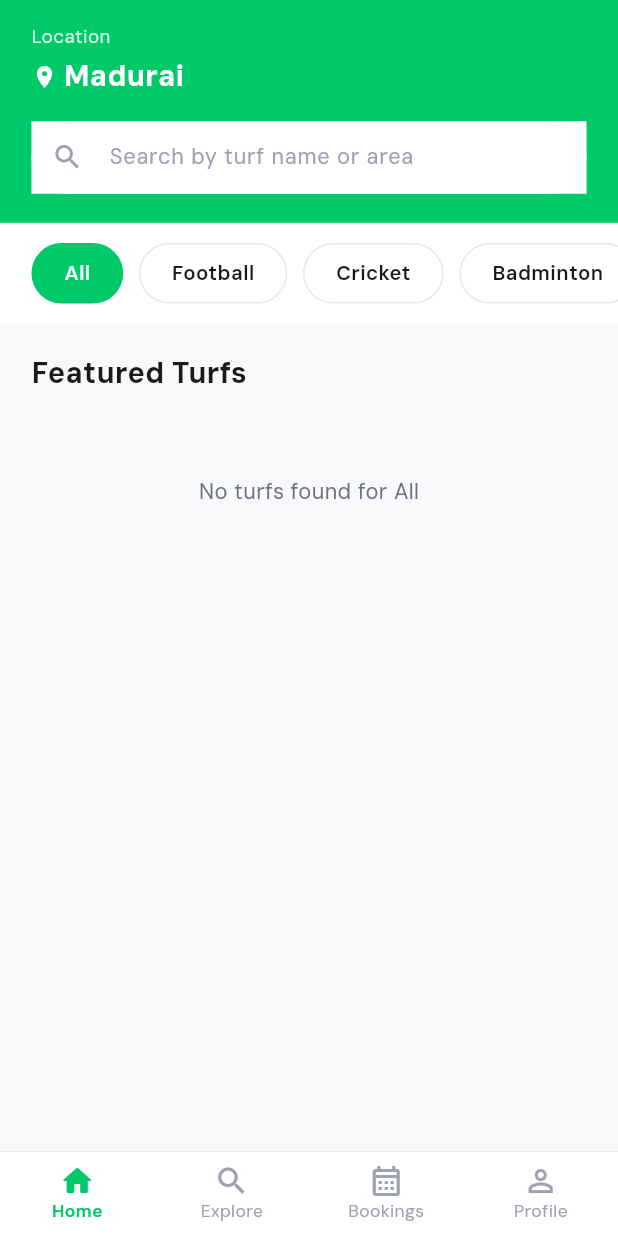
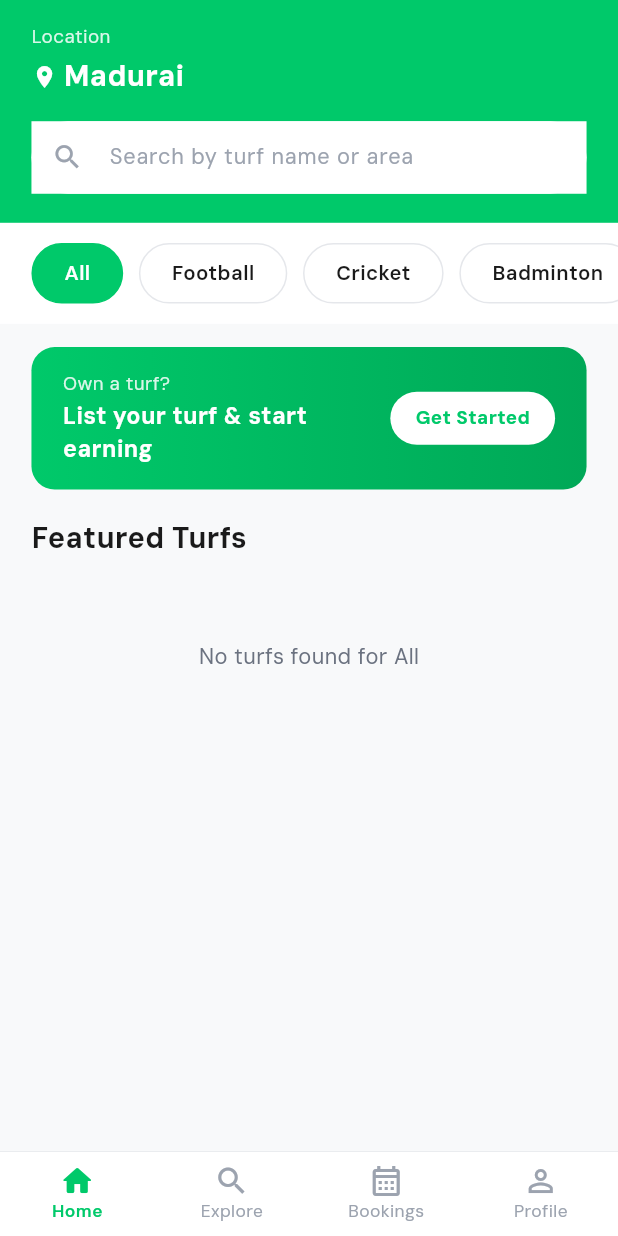
Before and after one commit to kavincoder/turfgo, a Flutter app: the screen it shows once a user with an empty profile is signed in, on a phone screen of 412 x 824 dp. Run offline on Flutter 3.47's test engine with Material 3 defaults, Android fonts, the phone set to English and light mode, and no system bars; our stand-ins replace cached_network_image, cloud_firestore, cloud_functions, confetti, firebase_auth, firebase_core and 10 more; missing offline and left inert: firebase_app_check, razorpay_flutter; accounts and stored records are empty; generated files the repository leaves out were written again.

Commit message:
feat: restore "List your turf" banner and fix profile role check
- home_screen: add "List your turf" gradient banner between sport
  filter chips and featured turfs; taps open OwnerRegistrationScreen
- home_screen: add missing OwnerRegistrationScreen import
- profile_screen: replace magic string 'player' with UserRole.player constant

Co-Authored-By: Claude Sonnet 4.6 <noreply@anthropic.com>

```diff
--- a/lib/screens/home/home_screen.dart
+++ b/lib/screens/home/home_screen.dart
@@ -10,6 +10,7 @@ import '../../core/constants.dart';
 import '../../models/turf.dart';
 import '../../providers/turf_provider.dart';
 import '../../providers/user_provider.dart';
+import '../owner_registration/owner_registration_screen.dart';
 import '../turf_detail/turf_detail_screen.dart';
 
 /// Fallback city when user has no cityId set or location cannot be determined.
@@ -247,6 +248,80 @@ class _HomeScreenState extends ConsumerState<HomeScreen> {
                       ),
                     );
                   }).toList(),
+                ),
+              ),
+            ),
+          ),
+
+          // "List your turf" banner
+          SliverToBoxAdapter(
+            child: Padding(
+              padding: EdgeInsets.fromLTRB(20.w, 16.h, 20.w, 0),
+              child: GestureDetector(
+                onTap: () => Navigator.push(
+                  context,
+                  MaterialPageRoute(
+                    builder: (_) => const OwnerRegistrationScreen(),
+                  ),
+                ),
+                child: Container(
+                  decoration: BoxDecoration(
+                    gradient: const LinearGradient(
+                      colors: [AppColors.primary, AppColors.primaryGradient],
+                      begin: Alignment.centerLeft,
+                      end: Alignment.centerRight,
+                    ),
+                    borderRadius: BorderRadius.circular(16.r),
+                  ),
+                  padding: EdgeInsets.symmetric(
+                      horizontal: 20.w, vertical: 16.h),
+                  child: Row(
+                    children: [
+                      Expanded(
+                        child: Column(
+                          crossAxisAlignment: CrossAxisAlignment.start,
+                          children: [
+                            Text(
+                              'Own a turf?',
+                              style: TextStyle(
+                                fontSize: 13.sp,
+                                color: Colors.white
+                                    .withValues(alpha: 0.85),
+                                fontFamily: AppTextStyles.bodyFont,
+                              ),
+                            ),
+                            SizedBox(height: 2.h),
+                            Text(
+                              'List your turf & start earning',
+                              style: TextStyle(
+                                fontSize: 16.sp,
+                                fontWeight: FontWeight.w700,
+                                color: Colors.white,
+                                fontFamily: AppTextStyles.bodyFont,
+                              ),
+                            ),
+                          ],
+                        ),
+                      ),
+                      Container(
+                        padding: EdgeInsets.symmetric(
+                            horizontal: 16.w, vertical: 9.h),
+                        decoration: BoxDecoration(
+                          color: Colors.white,
+                          borderRadius: BorderRadius.circular(24.r),
+                        ),
+                        child: Text(
+                          'Get Started',
+                          style: TextStyle(
+                            fontSize: 13.sp,
+                            fontWeight: FontWeight.w700,
+                            color: AppColors.primary,
+                            fontFamily: AppTextStyles.bodyFont,
+                          ),
+                        ),
+                      ),
+                    ],
+                  ),
                 ),
               ),
             ),
--- a/lib/screens/profile/profile_screen.dart
+++ b/lib/screens/profile/profile_screen.dart
@@ -188,7 +188,7 @@ class _Body extends ConsumerWidget {
           SizedBox(height: 28.h),
 
           // ── Owner registration (players only) ─────────────────
-          if (user?.role == 'player') _OwnerRegistrationBanner(),
+          if (user?.role == UserRole.player) _OwnerRegistrationBanner(),
 
           // ── Menu ──────────────────────────────────────────────
           Container(
```
